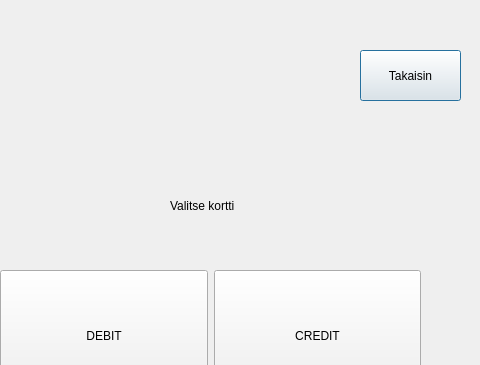
This is bank_automat/choosecard.ui in 25kmo-project/group_7 as Qt 5 draws it before an edit; both pictures show x 110 to 590 and y 0 to 365 of the 790 by 562 pixel window. The edited form follows.
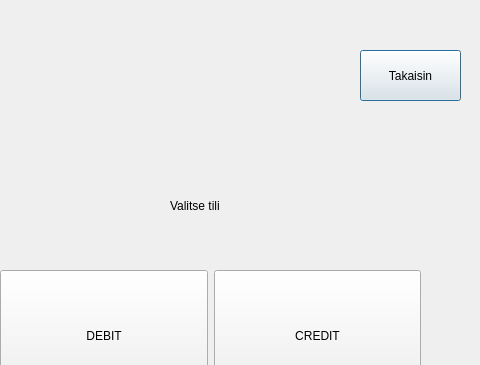
This is the edited form.

Commit message: login inactivity ehtoja ja sammutuksia

```diff
--- a/bank_automat/choosecard.ui
+++ b/bank_automat/choosecard.ui
@@ -29,7 +29,7 @@
     </rect>
    </property>
    <property name="text">
-    <string>Valitse kortti</string>
+    <string>Valitse tili</string>
    </property>
   </widget>
   <widget class="QPushButton" name="btnBack">
@@ -51,7 +51,7 @@
     <string>Takaisin</string>
    </property>
   </widget>
-  <widget class="QWidget" name="">
+  <widget class="QWidget" name="layoutWidget">
    <property name="geometry">
     <rect>
      <x>110</x>
```
The commit also changes 1 other file.
